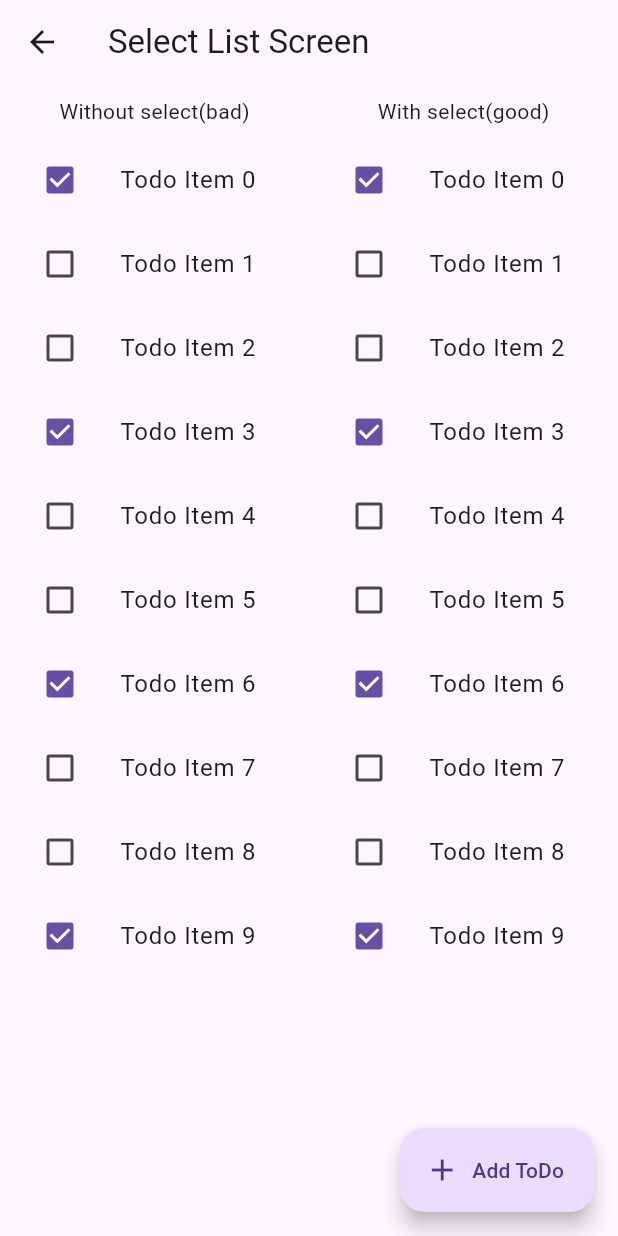
After one commit to Chheang-Tong/riverpod_learnig, a Flutter app: the TodoFilterScreen screen opened directly, after a tap on "Screen", on a phone screen of 412 x 824 dp. The commit adds this screen. Run offline on Flutter 3.47's test engine with Material 3 defaults, Android fonts, the light colour scheme and no system bars; our stand-ins replace flutter_riverpod.

Commit message:
Done at all

```diff
--- /dev/null
+++ b/lib/video/video_10/select_list_screen.dart
@@ -0,0 +1,104 @@
+// ignore_for_file: unused_local_variable
+
+import 'package:flutter/material.dart';
+import 'package:flutter_riverpod/flutter_riverpod.dart';
+import 'package:riverpro/video/video_7/todo_example/todo_model.dart';
+import 'package:riverpro/video/video_7/todo_example/todo_provider_controller.dart';
+
+class SelectListScreen extends ConsumerWidget {
+  const SelectListScreen({super.key});
+
+  @override
+  Widget build(BuildContext context, WidgetRef ref) {
+    final notifier = ref.read(todoListProvider.notifier);
+    return Scaffold(
+      appBar: AppBar(title: Text('Select List Screen')),
+      body: Row(
+        children: [
+          Expanded(
+            child: Column(
+              children: [
+                Padding(
+                  padding: EdgeInsets.all(8.0),
+                  child: Text('Without select(bad)'),
+                ),
+                Expanded(child: TodoListWithOutSelect()),
+              ],
+            ),
+          ),
+          Expanded(
+            child: Column(
+              children: [
+                Padding(
+                  padding: EdgeInsets.all(8.0),
+                  child: Text('With select(good)'),
+                ),
+                Expanded(child: TodoListWithSelect()),
+              ],
+            ),
+          ),
+        ],
+      ),
+      floatingActionButton: FloatingActionButton.extended(
+        onPressed: () {
+          // notifier.addTodo('New Todo ${DateTime.now()}');
+        },
+        label: Text('Add ToDo'),
+        icon: Icon(Icons.add),
+      ),
+    );
+  }
+}
+
+class TodoListWithOutSelect extends ConsumerWidget {
+  const TodoListWithOutSelect({super.key});
+
+  @override
+  Widget build(BuildContext context, WidgetRef ref) {
+    final todoList = ref.watch(todoListsProvider);
+    return ListView.builder(
+      itemCount: todoList.length,
+      itemBuilder: (_, i) {
+        final todo = todoList[i];
+        return ListTile(
+          leading: Checkbox(value: todo.complete, onChanged: (_) {}),
+          title: Text('Todo Item ${todo.id}'),
+        );
+      },
+    );
+  }
+}
+
+class TodoListWithSelect extends ConsumerWidget {
+  const TodoListWithSelect({super.key});
+
+  @override
+  Widget build(BuildContext context, WidgetRef ref) {
+    final length = ref.watch(todoListLengthProvider);
+
+    return ListView.builder(
+      itemCount: length,
+      itemBuilder: (_, i) {
+        final todo = ref.read(todoListsProvider)[i];
+        final completed = ref.watch(
+          todoListProvider.select((ls) {
+            final t = ls.firstWhere(
+              (t) => t.id == todo.id,
+              orElse: () => TodoModel(
+                id: todo.id,
+                title: todo.title,
+                complete: todo.complete,
+              ),
+            );
+            return t.complete;
+          }),
+        );
+
+        return ListTile(
+          leading: Checkbox(value: completed, onChanged: (_) {}),
+          title: Text(todo.title),
+        );
+      },
+    );
+  }
+}
--- a/lib/video/video_7/todo_example/todo_provider_controller.dart
+++ b/lib/video/video_7/todo_example/todo_provider_controller.dart
@@ -1,3 +1,4 @@
+import 'package:flutter_riverpod/flutter_riverpod.dart';
 import 'package:flutter_riverpod/legacy.dart';
 import '/video/video_7/todo_example/todo_model.dart';
 
@@ -5,6 +6,20 @@ final todoListProvider =
     StateNotifierProvider<TodoListNotifier, List<TodoModel>>(
       (ref) => TodoListNotifier([]),
     );
+
+final todoListsProvider =
+    StateNotifierProvider<TodoListNotifier, List<TodoModel>>(
+      (ref) => TodoListNotifier(
+        List.generate(
+          10,
+          (i) => TodoModel(id: i, title: 'Todo Item $i', complete: i % 3 == 0),
+        ),
+      ),
+    );
+
+final todoListLengthProvider = Provider<int>((ref) {
+  return ref.watch(todoListsProvider).length;
+});
 
 class TodoListNotifier extends StateNotifier<List<TodoModel>> {
   TodoListNotifier(super.state);
--- a/lib/video/video_9/computed_screen.dart
+++ b/lib/video/video_9/computed_screen.dart
@@ -1,5 +1,7 @@
 import 'package:flutter/material.dart';
 import 'package:flutter_riverpod/flutter_riverpod.dart';
+import 'package:riverpro/video/video_10/select_list_screen.dart';
+import 'package:riverpro/video/video_10/select_sample_demo.dart';
 import 'package:riverpro/video/video_9/computed_providers.dart';
 
 class ComputedScreen extends ConsumerWidget {
@@ -86,7 +88,26 @@ class TodoFilterScreen extends ConsumerWidget {
           ),
         ],
       ),
-      floatingActionButton: FloatingActionButton(
+      floatingActionButton: Row(
+        mainAxisAlignment: MainAxisAlignment.spaceEvenly,
+        children: [
+          FloatingActionButton(
+            onPressed: () {
+              Navigator.of(
+                context,
+              ).push(MaterialPageRoute(builder: (_) => SampleSelectDemo()));
+            },
+            child: Text('Demo'),
+          ),
+          FloatingActionButton(
+            onPressed: () {
+              Navigator.of(
+                context,
+              ).push(MaterialPageRoute(builder: (_) => SelectListScreen()));
+            },
+            child: Text('Screen'),
+          ),
+          FloatingActionButton(
             onPressed: () {
               final text = _controller.text.trim();
               if (text.isNotEmpty) {
@@ -96,6 +117,8 @@ class TodoFilterScreen extends ConsumerWidget {
             },
             child: Icon(Icons.add),
           ),
+        ],
+      ),
       floatingActionButtonLocation: FloatingActionButtonLocation.startFloat,
     );
   }
--- a/pubspec.yaml
+++ b/pubspec.yaml
@@ -14,6 +14,7 @@ dependencies:
 
   cupertino_icons: ^1.0.8
   flutter_riverpod: ^3.0.3
+  shared_preferences: ^2.5.3
 
 dev_dependencies:
   flutter_test:
```
Also changed, not shown: lib/video/video_10/select_sample_demo.dart (added, +60 -0 lines), pubspec.lock, 10 other files. Lines whose indentation alone changed are shown as unchanged.
